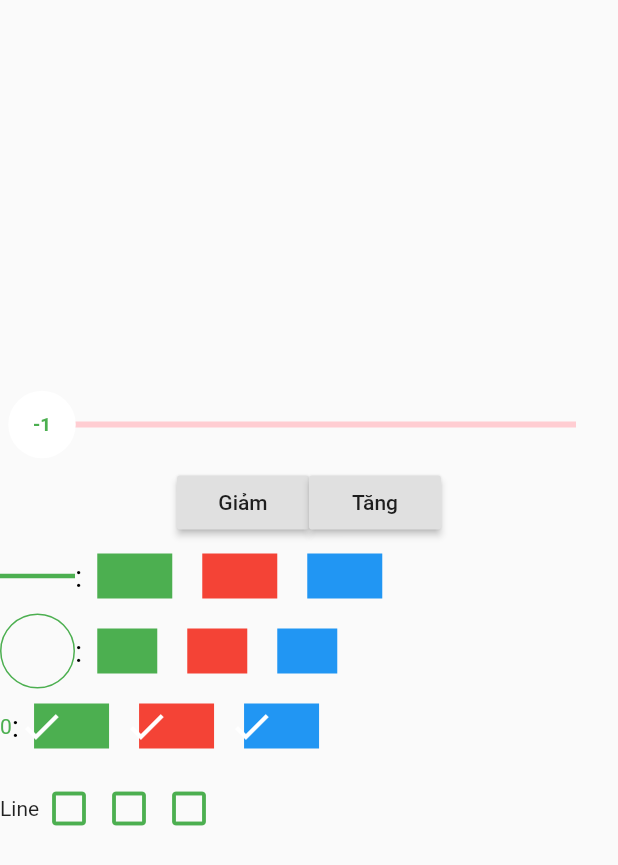
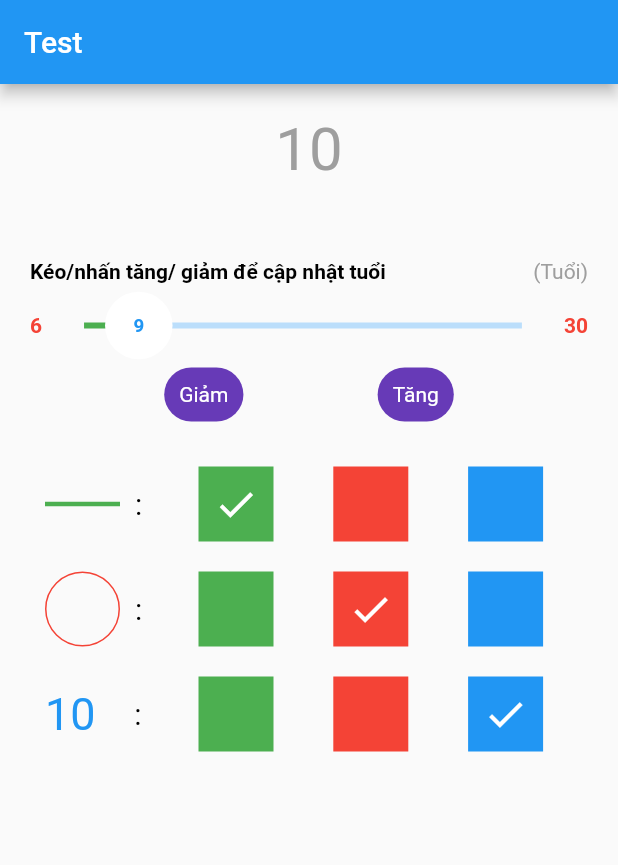
Before and after one commit to MrLongg71/test, a Flutter app: the screen it shows after launch, after a tap on "Giảm", on a phone screen of 412 x 824 dp. Shown: the top 865 px of the screen. Run offline on Flutter 3.47's test engine with Material 2 defaults, Android fonts, the phone set to English and light mode, and no system bars; our stand-ins replace equatable, flutter_bloc.

Commit message:
update code

```diff
--- a/lib/bloc/test_bloc.dart
+++ b/lib/bloc/test_bloc.dart
@@ -8,7 +8,7 @@ class TestBloc extends Bloc<TestEvent, TestState> {
   @override
   Stream<TestState> mapEventToState(TestEvent event) async* {
     if (event is ChangeColorEvent) {
-      yield ChangeColorState(color: event.color);
+      yield ChangeColorState(key: event.key, color: event.color);
     }
     if (event is ChangeSliderEvent) {
       yield ChangeSliderState(value: event.value);
--- a/lib/bloc/test_event.dart
+++ b/lib/bloc/test_event.dart
@@ -18,10 +18,12 @@ class ChangeSliderEvent extends TestEvent {
 
 
 class ChangeColorEvent extends TestEvent {
+  final String key;
   final Color color;
 
-  ChangeColorEvent({this.color});
+
+  ChangeColorEvent({this.key,this.color});
 
   @override
-  List<Object> get props => [color];
+  List<Object> get props => [key,color];
 }
--- a/lib/bloc/test_state.dart
+++ b/lib/bloc/test_state.dart
@@ -18,10 +18,11 @@ class ChangeSliderState extends TestState {
 }
 
 class ChangeColorState extends TestState {
+  final String key;
   final Color color;
 
-  ChangeColorState({this.color});
+  ChangeColorState({this.key, this.color});
 
   @override
-  List<Object> get props => [color];
+  List<Object> get props => [key, color];
 }
--- a/lib/custom_slider.dart
+++ b/lib/custom_slider.dart
@@ -1,4 +1,5 @@
 import 'package:flutter/material.dart';
+
 class CustomSliderThumbCircle extends SliderComponentShape {
   final double thumbRadius;
   final int min;
@@ -33,13 +34,16 @@ class CustomSliderThumbCircle extends SliderComponentShape {
     final Canvas canvas = context.canvas;
 
     final paint = Paint()
-      ..color = Colors.white //Thumb Background Color
+      ..color = Colors.white //T
+      ..strokeWidth = 2
+      // ..style = PaintingStyle.stroke; // humb Background Color
     ..style = PaintingStyle.fill;
 
     TextSpan span = new TextSpan(
       style: new TextStyle(
         fontSize: thumbRadius * .5,
         fontWeight: FontWeight.w700,
+
         color: sliderTheme.thumbColor, //Text Color of Value on Thumb
       ),
       text: getValue(value),
--- a/lib/main.dart
+++ b/lib/main.dart
@@ -2,7 +2,6 @@ import 'package:flutter/material.dart';
 import 'package:flutter_bloc/flutter_bloc.dart';
 import 'package:test20210418/bloc/test_bloc.dart';
 import 'package:test20210418/bloc/test_event.dart';
-import 'package:test20210418/model.dart';
 
 import 'bloc/test_state.dart';
 import 'custom_slider.dart';
@@ -34,21 +33,25 @@ class MyHomePage extends StatefulWidget {
 }
 
 class _MyHomePageState extends State<MyHomePage> {
-  double _value = 0.0;
+  double _currentValue = 10;
+  double _minValue = 6;
+  double _maxValue = 30;
+
   List<Color> _colorList = [Colors.green, Colors.red, Colors.blue];
-  List<Model> model = [];
+
   Color _colorLine;
   Color _colorCircle;
   Color _colorText;
-  int _keyLine = -1;
+
+  int _keyLine = 0;
+  int _keyCircle = 1;
+  int _keyText = 2;
 
   @override
   void initState() {
     _colorLine = _colorList[0];
-    _colorCircle = _colorList[0];
-    _colorText = _colorList[0];
-
-    // model.add(Model(color:));
+    _colorCircle = _colorList[1];
+    _colorText = _colorList[2];
 
     super.initState();
   }
@@ -62,13 +65,26 @@ class _MyHomePageState extends State<MyHomePage> {
   Widget build(BuildContext context) {
     print("rebuild");
     return Scaffold(
+        appBar: AppBar(
+          title: Text("Test"),
+        ),
         body: BlocListener<TestBloc, TestState>(
           listener: (context, state) {
             if (state is ChangeColorState) {
+              switch (state.key) {
+                case "line":
                   _colorLine = state.color;
+                  break;
+                case "circle":
+                  _colorCircle = state.color;
+                  break;
+                case "text":
+                  _colorText = state.color;
+                  break;
+              }
             }
             if (state is ChangeSliderState) {
-          _value = state.value;
+              _currentValue = state.value;
             }
           },
           child: BlocBuilder<TestBloc, TestState>(builder: (context, state) {
@@ -78,63 +94,142 @@ class _MyHomePageState extends State<MyHomePage> {
   }
 
   Widget _buildBody() {
-    return Column(
-      mainAxisAlignment: MainAxisAlignment.center,
+    return Container(
+      margin: EdgeInsets.all(20),
+      child: Column(
+        mainAxisAlignment: MainAxisAlignment.start,
         children: [
-        SliderTheme(
+          Text(
+            (_currentValue + 1).toInt().toString(),
+            style: TextStyle(color: Colors.grey, fontSize: 40),
+          ),
+          Container(
+            margin: EdgeInsets.only(top: 50),
+            child: Row(
+              children: [
+                Text(
+                  "Kéo/nhấn tăng/ giảm để cập nhật tuổi",
+                  style: TextStyle(
+                      color: Colors.black, fontWeight: FontWeight.w600),
+                ),
+                Expanded(child: SizedBox()),
+                Text(
+                  "(Tuổi)",
+                  style: TextStyle(color: Colors.grey),
+                )
+              ],
+            ),
+          ),
+          _buildSlider(),
+          _buildIncreaseDecrease(),
+          _line(),
+          _circle(),
+          _text()
+        ],
+      ),
+    );
+  }
+
+  Widget _buildSlider() {
+    return Row(
+      children: [
+        Text(
+          _minValue.toInt().toString(),
+          style: TextStyle(color: Colors.red, fontWeight: FontWeight.w600),
+        ),
+        Expanded(
+          child: SliderTheme(
             data: SliderTheme.of(context).copyWith(
               activeTrackColor: _colorLine,
-            inactiveTrackColor: Colors.red[100],
+              inactiveTrackColor: Colors.blue[100],
               trackShape: RectangularSliderTrackShape(),
               trackHeight: 4.0,
               thumbColor: _colorText,
-            thumbShape: CustomSliderThumbCircle(thumbRadius: 25, min: 0, max: 100),
+              thumbShape: CustomSliderThumbCircle(
+                  thumbRadius: 25,
+                  min: _minValue.toInt(),
+                  max: _maxValue.toInt()),
               overlayColor: _colorLine.withAlpha(32),
               overlayShape: RoundSliderOverlayShape(overlayRadius: 28.0),
             ),
             child: Slider(
-            min: 0,
-            max: 100,
-            value: _value,
-            label: '$_value',
+              min: _minValue,
+              max: _maxValue,
+              value: _currentValue,
+              label: '$_currentValue',
               onChanged: (value) {
-              BlocProvider.of<TestBloc>(context).add(ChangeSliderEvent(value: value));
+                BlocProvider.of<TestBloc>(context)
+                    .add(ChangeSliderEvent(value: value));
               },
             ),
           ),
-        Row(
-          mainAxisAlignment: MainAxisAlignment.center,
-          children: [
-            RaisedButton(
-                child: Text("Giảm"),
-                onPressed: () {
-                  setState(() {
-                    _value--;
-                  });
-                }),
-            RaisedButton(
-                child: Text("Tăng"),
-                onPressed: () {
-                  setState(() {
-                    _value++;
-                  });
-                })
-          ],
         ),
-        _buildLineColor(),
-        _buildCircleColor(),
-        _buildTextColor(),
-        _line(),
+        Text(_maxValue.toInt().toString(),
+            style: TextStyle(color: Colors.red, fontWeight: FontWeight.w600)),
       ],
     );
   }
 
-  Widget _buildLineColor() {
+  Widget _buildIncreaseDecrease() {
     return Container(
-      height: 50,
+      margin: EdgeInsets.only(bottom: 20),
+      child: Row(
+        mainAxisAlignment: MainAxisAlignment.spaceEvenly,
+        children: [
+          InkWell(
+            onTap: () {
+              BlocProvider.of<TestBloc>(context).add(
+                ChangeSliderEvent(value: --_currentValue),
+              );
+            },
+            child: Container(
+              padding: EdgeInsets.all(10),
+              decoration: BoxDecoration(
+                color: Colors.deepPurple,
+                borderRadius: BorderRadius.circular(20),
+              ),
+              child: Text(
+                "Giảm",
+                style: TextStyle(color: Colors.white),
+              ),
+            ),
+          ),
+          InkWell(
+            onTap: () {
+              print("test");
+              BlocProvider.of<TestBloc>(context).add(
+                ChangeSliderEvent(value: ++_currentValue),
+              );
+            },
+            child: Container(
+              padding: EdgeInsets.all(10),
+              decoration: BoxDecoration(
+                color: Colors.deepPurple,
+                borderRadius: BorderRadius.circular(20),
+              ),
+              child: Text(
+                "Tăng",
+                style: TextStyle(color: Colors.white),
+              ),
+            ),
+          ),
+        ],
+      ),
+    );
+  }
+
+  Widget _line() {
+    return Container(
+      margin: EdgeInsets.all(10),
+      width: MediaQuery.of(context).size.width,
       child: Row(
         children: [
           Container(
+            width: MediaQuery.of(context).size.width * 0.2,
+            child: Row(
+              children: [
+                Container(
+                  margin: EdgeInsets.only(right: 10),
                   color: _colorLine,
                   width: 50,
                   height: 3,
@@ -143,36 +238,27 @@ class _MyHomePageState extends State<MyHomePage> {
                   ":",
                   style: TextStyle(color: Colors.black, fontSize: 20),
                 ),
-          ListView.builder(
-            shrinkWrap: true,
-            scrollDirection: Axis.horizontal,
-            itemCount: _colorList.length ?? 0,
-            itemBuilder: (BuildContext context, int index) {
-              return GestureDetector(
-                onTap: () {
-                  BlocProvider.of<TestBloc>(context)
-                      .add(ChangeColorEvent(color: _colorList[index]));
-                },
-                child: Container(
-                  margin: EdgeInsets.all(10),
-                  color: _colorList[index],
-                  width: 50,
-                  height: 50,
+              ],
             ),
-              );
-            },
-          )
+          ),
+          _buildListColor(_keyLine, "line"),
         ],
       ),
     );
   }
 
-  Widget _buildCircleColor() {
+  Widget _circle() {
     return Container(
-      height: 50,
+      margin: EdgeInsets.all(10),
+      width: MediaQuery.of(context).size.width,
       child: Row(
         children: [
           Container(
+            width: MediaQuery.of(context).size.width * 0.2,
+            child: Row(
+              children: [
+                Container(
+                  margin: EdgeInsets.only(right: 10),
                   decoration: BoxDecoration(
                       border: Border.all(
                         color: _colorCircle,
@@ -185,102 +271,67 @@ class _MyHomePageState extends State<MyHomePage> {
                   ":",
                   style: TextStyle(color: Colors.black, fontSize: 20),
                 ),
-          ListView.builder(
-            shrinkWrap: true,
-            scrollDirection: Axis.horizontal,
-            itemCount: _colorList.length ?? 0,
-            itemBuilder: (BuildContext context, int index) {
-              return GestureDetector(
-                onTap: () {
-                  _colorCircle = _colorList[index];
-                  setState(() {});
-                },
-                child: Container(
-                  margin: EdgeInsets.all(10),
-                  color: _colorList[index],
-                  width: 40,
-                  height: 60,
+              ],
             ),
-              );
-            },
-          )
+          ),
+          _buildListColor(_keyCircle, "circle"),
         ],
       ),
     );
   }
 
-  Widget _buildTextColor() {
-    bool _check = true;
+  Widget _text() {
     return Container(
-      height: 50,
+      margin: EdgeInsets.all(10),
+      width: MediaQuery.of(context).size.width,
       child: Row(
         children: [
-          Text(
-            (_value + 1).toInt().toString(),
-            style: TextStyle(color: _colorText),
+          Container(
+            width: MediaQuery.of(context).size.width * 0.2,
+            child: Row(
+              children: [
+                Container(
+                  width: MediaQuery.of(context).size.width * 0.12,
+                  margin: EdgeInsets.only(right: 10),
+                  child: Text(
+                    (_currentValue + 1).toInt().toString(),
+                    style: TextStyle(color: _colorText, fontSize: 30),
+                  ),
                 ),
                 Text(
                   ":",
                   style: TextStyle(color: Colors.black, fontSize: 20),
                 ),
-          ListView.builder(
-            shrinkWrap: true,
-            scrollDirection: Axis.horizontal,
-            itemCount: _colorList.length ?? 0,
-            itemBuilder: (BuildContext context, int index) {
-              return GestureDetector(
-                  onTap: () {
-                    _check = !_check;
-                    _colorText = _colorList[index];
-                    print(_check);
-                    setState(() {});
-                  },
-                  child: Stack(
-                    children: [
-                      Container(
-                        margin: EdgeInsets.all(10),
-                        color: _colorList[index],
-                        width: 50,
-                        height: 50,
+              ],
             ),
-                      _check
-                          ? Align(
-                              child: Icon(
-                                Icons.check,
-                                size: 30.0,
-                                color: Colors.white,
           ),
-                              alignment: Alignment.center,
-                            )
-                          : Container()
-                    ],
-                  ));
-            },
-          )
+          _buildListColor(_keyText, "text"),
         ],
       ),
     );
   }
 
-  Widget _line() {
-    return Container(
-      height: 60,
-      width: MediaQuery.of(context).size.width,
+  Widget _buildListColor(int indexKey, String key) {
+    return Expanded(
       child: Row(
+        mainAxisAlignment: MainAxisAlignment.spaceAround,
         children: [
-          Container(
-            child: Text('Line'),
+          _item(
+            indexKey: indexKey,
+            index: 0,
+            color: Colors.green,
+            tap: () => _tapAction(key, 0),
           ),
-          Expanded(
-            child: ListView(
-              scrollDirection: Axis.horizontal,
-              children: [
-                _item(indexKey: _keyLine, index: 0, color: Colors.green, tap: () => _tapLine(0)),
-                _item(indexKey: _keyLine, index: 1, color: Colors.green, tap: () => _tapLine(1)),
-                _item(indexKey: _keyLine, index: 2, color: Colors.green, tap: () => _tapLine(2)),
-              ],
-            ),
-          ),
+          _item(
+              indexKey: indexKey,
+              index: 1,
+              color: Colors.red,
+              tap: () => _tapAction(key, 1)),
+          _item(
+              indexKey: indexKey,
+              index: 2,
+              color: Colors.blue,
+              tap: () => _tapAction(key, 2)),
         ],
       ),
     );
@@ -288,15 +339,16 @@ class _MyHomePageState extends State<MyHomePage> {
 
   Widget _item({int indexKey, int index, Color color, Function tap}) {
     return Container(
-      width: 40,
-      height: 40,
+      color: _colorList[index],
+      width: 50,
+      height: 50,
       child: RawMaterialButton(
         padding: EdgeInsets.zero,
         onPressed: tap,
         child: Container(
           child: Icon(
-            indexKey != index ? Icons.check_box_outline_blank : Icons.check_box,
-            color: color,
+            indexKey != index ? null : Icons.check,
+            color: Colors.white,
             size: 30,
           ),
         ),
@@ -304,9 +356,21 @@ class _MyHomePageState extends State<MyHomePage> {
     );
   }
 
-  void _tapLine(int index) {
-    setState(() {
+  void _tapAction(String key, int index) {
+    switch (key) {
+      case "line":
         _keyLine = index;
-    });
+        break;
+      case "circle":
+        _keyCircle = index;
+
+        break;
+      case "text":
+        _keyText = index;
+
+        break;
+    }
+    BlocProvider.of<TestBloc>(context)
+        .add(ChangeColorEvent(key: key, color: _colorList[index]));
   }
 }
```
Lines whose indentation alone changed are shown as unchanged.
